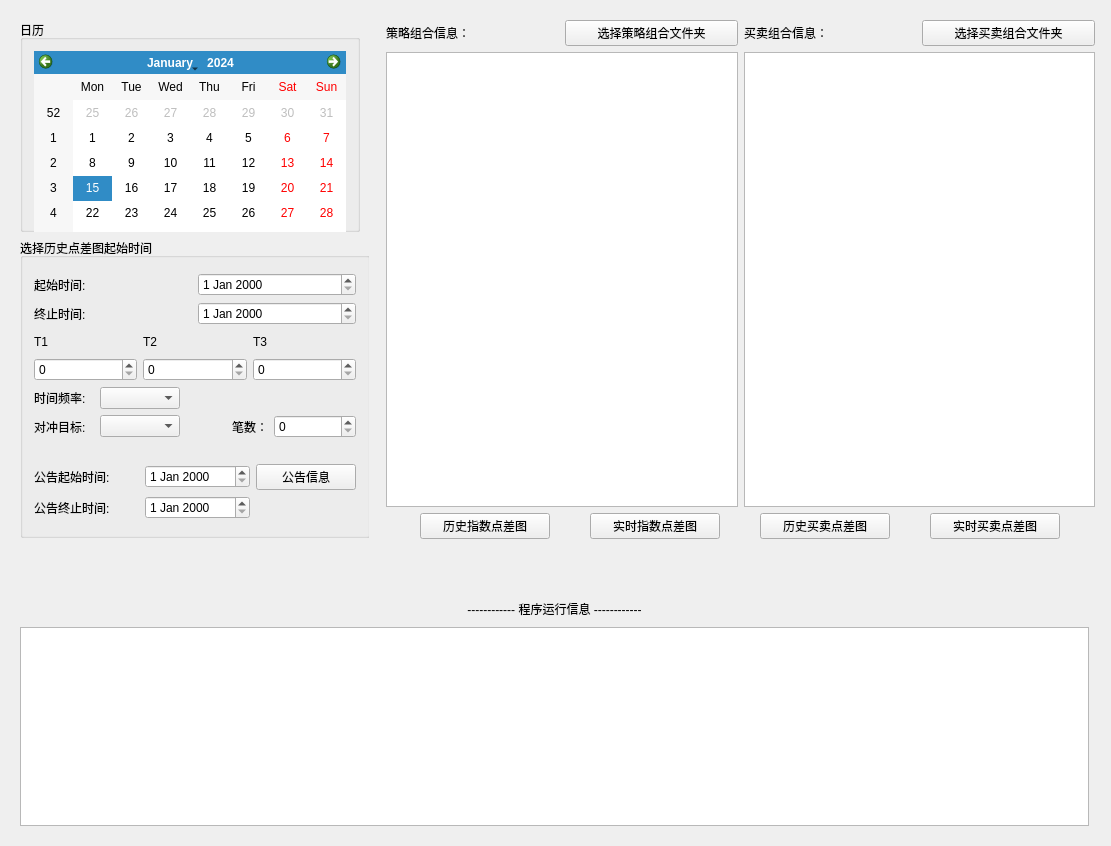
Before: the Qt Designer form widget.ui in lishengze/QT-study, drawn with Qt 5.
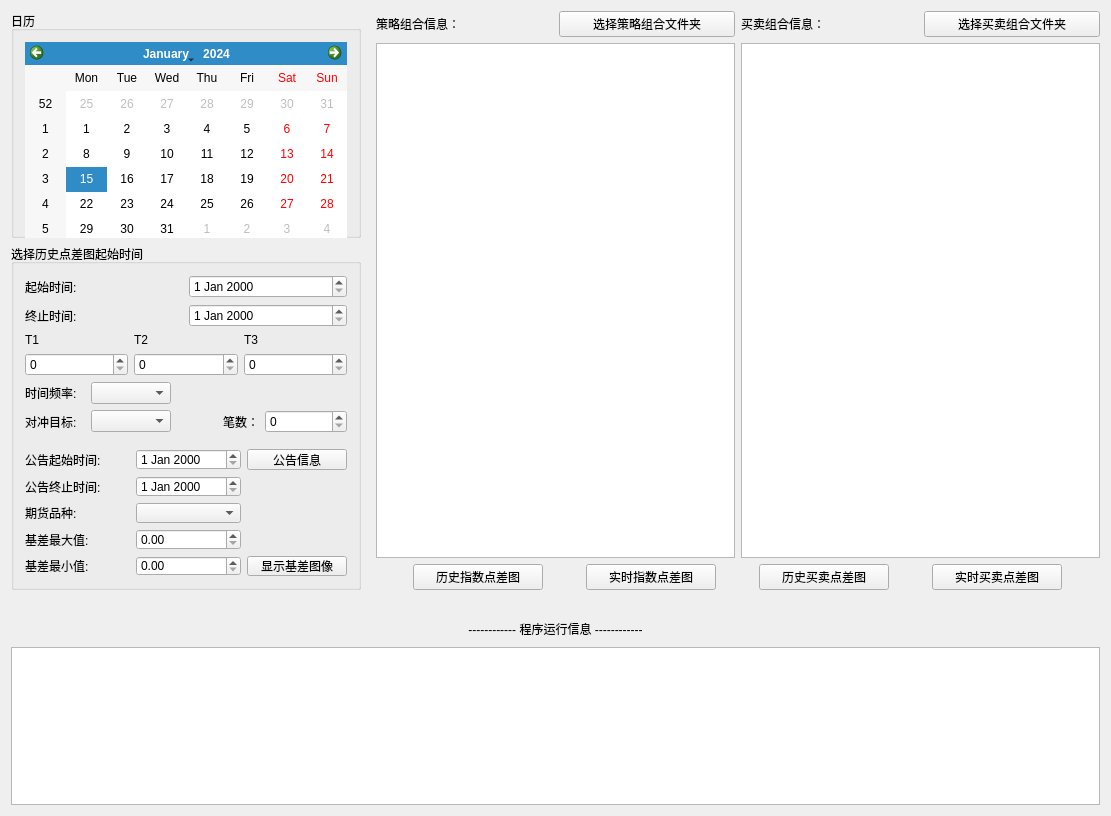
After: the same form once the commit is applied.

Commit message: add spread chart

Diff of the .ui file:
```diff
--- a/widget.ui
+++ b/widget.ui
@@ -10,7 +10,7 @@
     <x>0</x>
     <y>0</y>
     <width>1111</width>
-    <height>846</height>
+    <height>816</height>
    </rect>
   </property>
   <property name="minimumSize">
@@ -22,15 +22,8 @@
   <property name="windowTitle">
    <string>Widget</string>
   </property>
-  <widget class="QWidget" name="layoutWidget">
-   <property name="geometry">
-    <rect>
-     <x>9</x>
-     <y>9</y>
-     <width>360</width>
-     <height>540</height>
-    </rect>
-   </property>
+  <layout class="QFormLayout" name="formLayout">
+   <item row="0" column="0">
    <layout class="QVBoxLayout" name="verticalLayout">
     <property name="rightMargin">
      <number>9</number>
@@ -238,8 +231,25 @@
          <item>
           <layout class="QGridLayout" name="gridLayout_3">
            <property name="topMargin">
-            <number>20</number>
-           </property>
+             <number>10</number>
+            </property>
+            <item row="3" column="0">
+             <widget class="QLabel" name="label_2">
+              <property name="text">
+               <string>基差最大值:</string>
+              </property>
+             </widget>
+            </item>
+            <item row="3" column="1">
+             <widget class="QDoubleSpinBox" name="maxSpread_SpinBox"/>
+            </item>
+            <item row="2" column="0">
+             <widget class="QLabel" name="label">
+              <property name="text">
+               <string>期货品种:</string>
+              </property>
+             </widget>
+            </item>
            <item row="0" column="0">
             <widget class="QLabel" name="startTimeLabel_2">
              <property name="text">
@@ -273,6 +283,26 @@
              </property>
             </widget>
            </item>
+            <item row="2" column="1">
+             <widget class="QComboBox" name="futureList_ComboBox"/>
+            </item>
+            <item row="4" column="0">
+             <widget class="QLabel" name="label_3">
+              <property name="text">
+               <string>基差最小值:</string>
+              </property>
+             </widget>
+            </item>
+            <item row="4" column="1">
+             <widget class="QDoubleSpinBox" name="minSpread_SpinBox"/>
+            </item>
+            <item row="4" column="2">
+             <widget class="QPushButton" name="showFutureSpread_Button">
+              <property name="text">
+               <string>显示基差图像</string>
+              </property>
+             </widget>
+            </item>
           </layout>
          </item>
         </layout>
@@ -281,16 +311,8 @@
      </widget>
     </item>
    </layout>
-  </widget>
-  <widget class="QWidget" name="layoutWidget">
-   <property name="geometry">
-    <rect>
-     <x>375</x>
-     <y>9</y>
-     <width>731</width>
-     <height>541</height>
-    </rect>
-   </property>
+   </item>
+   <item row="0" column="1">
    <layout class="QVBoxLayout" name="verticalLayout_2">
     <item>
      <layout class="QHBoxLayout" name="horizontalLayout_4">
@@ -424,16 +446,8 @@
      </layout>
     </item>
    </layout>
-  </widget>
-  <widget class="QWidget" name="layoutWidget">
-   <property name="geometry">
-    <rect>
-     <x>9</x>
-     <y>576</y>
-     <width>1091</width>
-     <height>261</height>
-    </rect>
-   </property>
+   </item>
+   <item row="1" column="0" colspan="2">
    <layout class="QVBoxLayout" name="programInfo_verticalLayout">
     <property name="topMargin">
      <number>20</number>
@@ -458,7 +472,8 @@
      <widget class="QTableView" name="programInfo_tableView"/>
     </item>
    </layout>
-  </widget>
+   </item>
+  </layout>
  </widget>
  <layoutdefault spacing="6" margin="11"/>
  <resources/>
```
Lines whose indentation alone changed are shown as unchanged. The commit also changes 19 other files.
